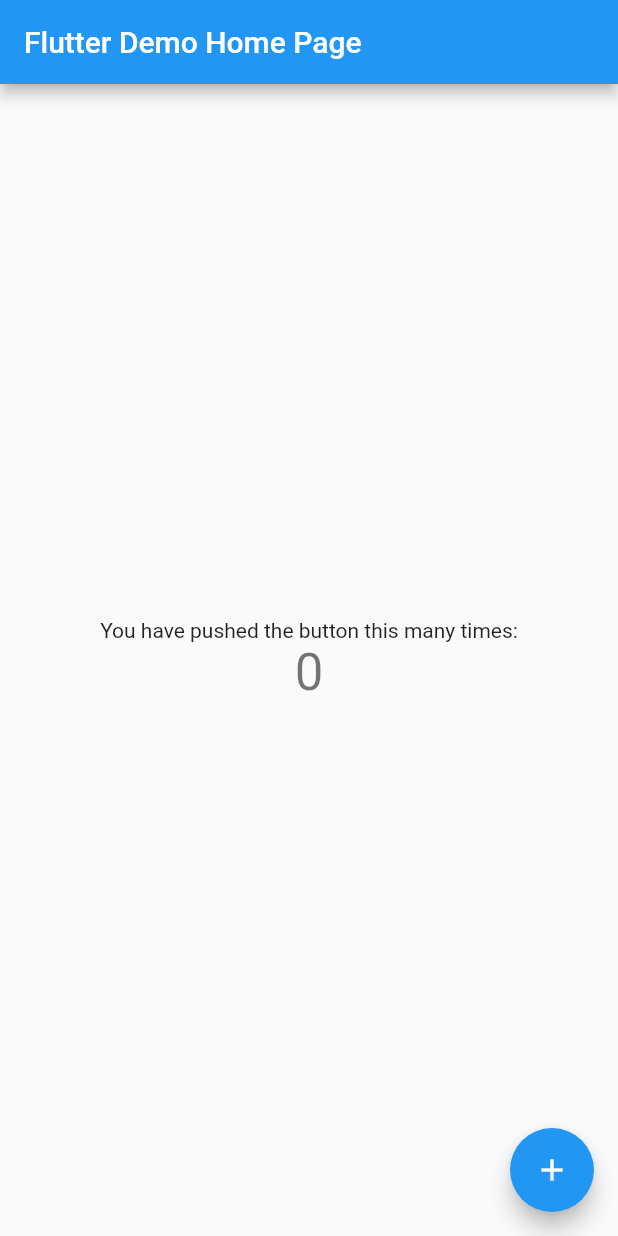
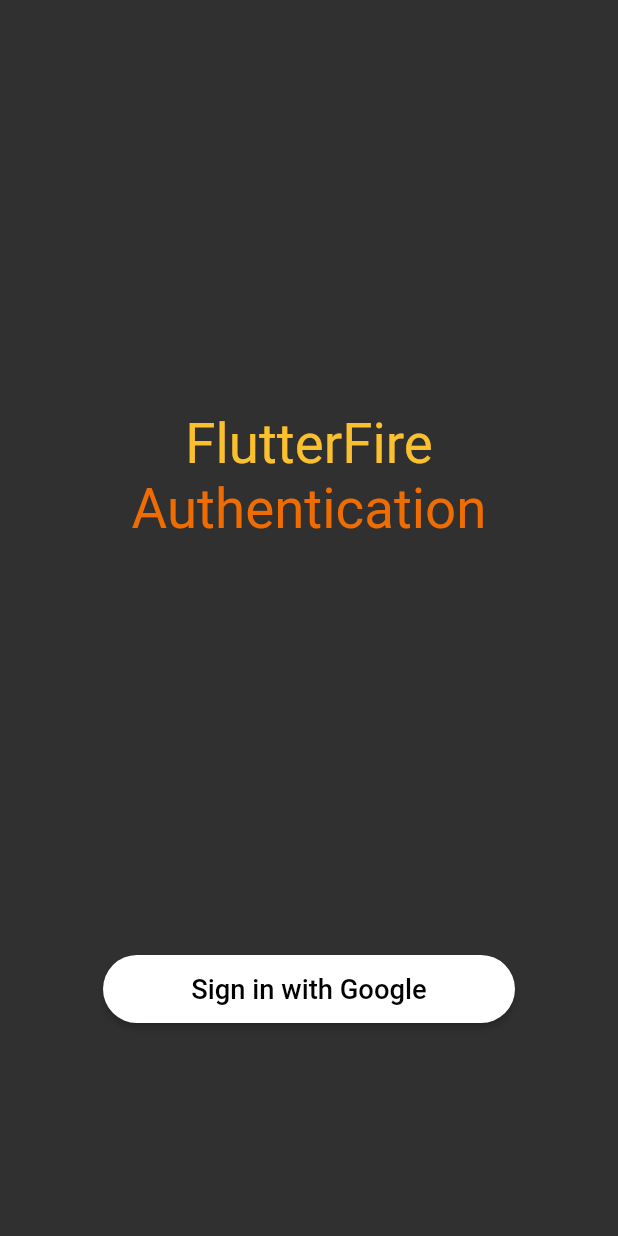
Before and after one commit to jasonleung101/Unifty, a Flutter app: the screen it shows after launch, on a phone screen of 412 x 824 dp. Run offline on Flutter 3.47's test engine with Material 2 defaults, Android fonts, the phone set to English and light mode, and no system bars; our stand-ins replace firebase_auth, flutter_screenutil, google_sign_in; accounts and stored records are empty.

Commit message:
Change to correct package ID, add Android Google Firebase services

```diff
--- a/lib/main.dart
+++ b/lib/main.dart
@@ -1,4 +1,6 @@
 import 'package:flutter/material.dart';
+import 'package:flutter_screenutil/flutter_screenutil.dart';
+import 'package:unify/views/preLogin/sign_in.dart';
 
 void main() {
   runApp(const MyApp());
@@ -10,106 +12,12 @@ class MyApp extends StatelessWidget {
   // This widget is the root of your application.
   @override
   Widget build(BuildContext context) {
-    return MaterialApp(
-      title: 'Flutter Demo',
-      theme: ThemeData(
-        // This is the theme of your application.
-        //
-        // Try running your application with "flutter run". You'll see the
-        // application has a blue toolbar. Then, without quitting the app, try
-        // changing the primarySwatch below to Colors.green and then invoke
-        // "hot reload" (press "r" in the console where you ran "flutter run",
-        // or simply save your changes to "hot reload" in a Flutter IDE).
-        // Notice that the counter didn't reset back to zero; the application
-        // is not restarted.
-        primarySwatch: Colors.blue,
+    return ScreenUtilInit(
+      designSize: const Size(375, 813),
+      builder: () => const MaterialApp(
+        title: 'Unify',
+        home: SignInPage(),
       ),
-      home: const MyHomePage(title: 'Flutter Demo Home Page'),
     );
   }
 }
-
-class MyHomePage extends StatefulWidget {
-  const MyHomePage({Key? key, required this.title}) : super(key: key);
-
-  // This widget is the home page of your application. It is stateful, meaning
-  // that it has a State object (defined below) that contains fields that affect
-  // how it looks.
-
-  // This class is the configuration for the state. It holds the values (in this
-  // case the title) provided by the parent (in this case the App widget) and
-  // used by the build method of the State. Fields in a Widget subclass are
-  // always marked "final".
-
-  final String title;
-
-  @override
-  State<MyHomePage> createState() => _MyHomePageState();
-}
-
-class _MyHomePageState extends State<MyHomePage> {
-  int _counter = 0;
-
-  void _incrementCounter() {
-    setState(() {
-      // This call to setState tells the Flutter framework that something has
-      // changed in this State, which causes it to rerun the build method below
-      // so that the display can reflect the updated values. If we changed
-      // _counter without calling setState(), then the build method would not be
-      // called again, and so nothing would appear to happen.
-      _counter++;
-    });
-  }
-
-  @override
-  Widget build(BuildContext context) {
-    // This method is rerun every time setState is called, for instance as done
-    // by the _incrementCounter method above.
-    //
-    // The Flutter framework has been optimized to make rerunning build methods
-    // fast, so that you can just rebuild anything that needs updating rather
-    // than having to individually change instances of widgets.
-    return Scaffold(
-      appBar: AppBar(
-        // Here we take the value from the MyHomePage object that was created by
-        // the App.build method, and use it to set our appbar title.
-        title: Text(widget.title),
-      ),
-      body: Center(
-        // Center is a layout widget. It takes a single child and positions it
-        // in the middle of the parent.
-        child: Column(
-          // Column is also a layout widget. It takes a list of children and
-          // arranges them vertically. By default, it sizes itself to fit its
-          // children horizontally, and tries to be as tall as its parent.
-          //
-          // Invoke "debug painting" (press "p" in the console, choose the
-          // "Toggle Debug Paint" action from the Flutter Inspector in Android
-          // Studio, or the "Toggle Debug Paint" command in Visual Studio Code)
-          // to see the wireframe for each widget.
-          //
-          // Column has various properties to control how it sizes itself and
-          // how it positions its children. Here we use mainAxisAlignment to
-          // center the children vertically; the main axis here is the vertical
-          // axis because Columns are vertical (the cross axis would be
-          // horizontal).
-          mainAxisAlignment: MainAxisAlignment.center,
-          children: <Widget>[
-            const Text(
-              'You have pushed the button this many times:',
-            ),
-            Text(
-              '$_counter',
-              style: Theme.of(context).textTheme.headline4,
-            ),
-          ],
-        ),
-      ),
-      floatingActionButton: FloatingActionButton(
-        onPressed: _incrementCounter,
-        tooltip: 'Increment',
-        child: const Icon(Icons.add),
-      ), // This trailing comma makes auto-formatting nicer for build methods.
-    );
-  }
-}
--- /dev/null
+++ b/lib/services/auth_services.dart
@@ -0,0 +1,22 @@
+import 'package:firebase_auth/firebase_auth.dart';
+import 'package:google_sign_in/google_sign_in.dart';
+
+class AuthServices {
+  static Future<UserCredential> signInWithGoogle() async {
+    // Trigger the authentication flow
+    final GoogleSignInAccount? googleUser = await GoogleSignIn().signIn();
+
+    // Obtain the auth details from the request
+    final GoogleSignInAuthentication? googleAuth =
+        await googleUser?.authentication;
+
+    // Create a new credential
+    final credential = GoogleAuthProvider.credential(
+      accessToken: googleAuth?.accessToken,
+      idToken: googleAuth?.idToken,
+    );
+
+    // Once signed in, return the UserCredential
+    return await FirebaseAuth.instance.signInWithCredential(credential);
+  }
+}
--- /dev/null
+++ b/lib/views/preLogin/sign_in.dart
@@ -0,0 +1,76 @@
+import 'package:firebase_auth/firebase_auth.dart';
+import 'package:flutter/material.dart';
+import 'package:flutter_screenutil/flutter_screenutil.dart';
+import 'package:unify/services/auth_services.dart';
+
+class SignInPage extends StatelessWidget {
+  const SignInPage({Key? key}) : super(key: key);
+
+  @override
+  Widget build(BuildContext context) {
+    return Scaffold(
+      backgroundColor: Colors.grey[850],
+      body: SafeArea(
+        bottom: false,
+        child: Container(
+          width: 1.sw,
+          height: 1.sh,
+          child: Column(
+            children: [
+              SizedBox(
+                height: (1 / 3).sh,
+              ),
+              Text(
+                'FlutterFire',
+                style: TextStyle(
+                  color: Colors.yellow[700],
+                  fontSize: 36.sp,
+                ),
+              ),
+              Text(
+                'Authentication',
+                style: TextStyle(
+                  color: Colors.orange[800],
+                  fontSize: 36.sp,
+                ),
+              ),
+              SizedBox(
+                height: (1 / 3).sh,
+              ),
+              SizedBox(
+                width: (2 / 3).sw,
+                child: ElevatedButton(
+                  onPressed: () async {
+                    UserCredential signin =
+                        await AuthServices.signInWithGoogle();
+                    print(signin.user?.email ?? '');
+                  },
+                  child: Text(
+                    'Sign in with Google',
+                    style: TextStyle(
+                      color: Colors.black,
+                      fontSize: 18.sp,
+                    ),
+                  ),
+                  style: ButtonStyle(
+                    shape: MaterialStateProperty.all(
+                      const StadiumBorder(),
+                    ),
+                    backgroundColor: MaterialStateProperty.all(
+                      Colors.white,
+                    ),
+                    padding: MaterialStateProperty.all(
+                      EdgeInsets.symmetric(
+                        vertical: 12.h,
+                      ),
+                    ),
+                  ),
+                ),
+              ),
+            ],
+          ),
+        ),
+      ),
+    );
+  }
+}
--- a/pubspec.yaml
+++ b/pubspec.yaml
@@ -34,6 +34,10 @@ dependencies:
   # The following adds the Cupertino Icons font to your application.
   # Use with the CupertinoIcons class for iOS style icons.
   cupertino_icons: ^1.0.2
+  firebase_core: ^1.9.0
+  firebase_auth: ^3.1.5
+  google_sign_in: ^5.2.1
+  flutter_screenutil: ^5.0.0+2
 
 dev_dependencies:
   flutter_test:
```
Also changed, not shown: pubspec.lock, 11 other files.
